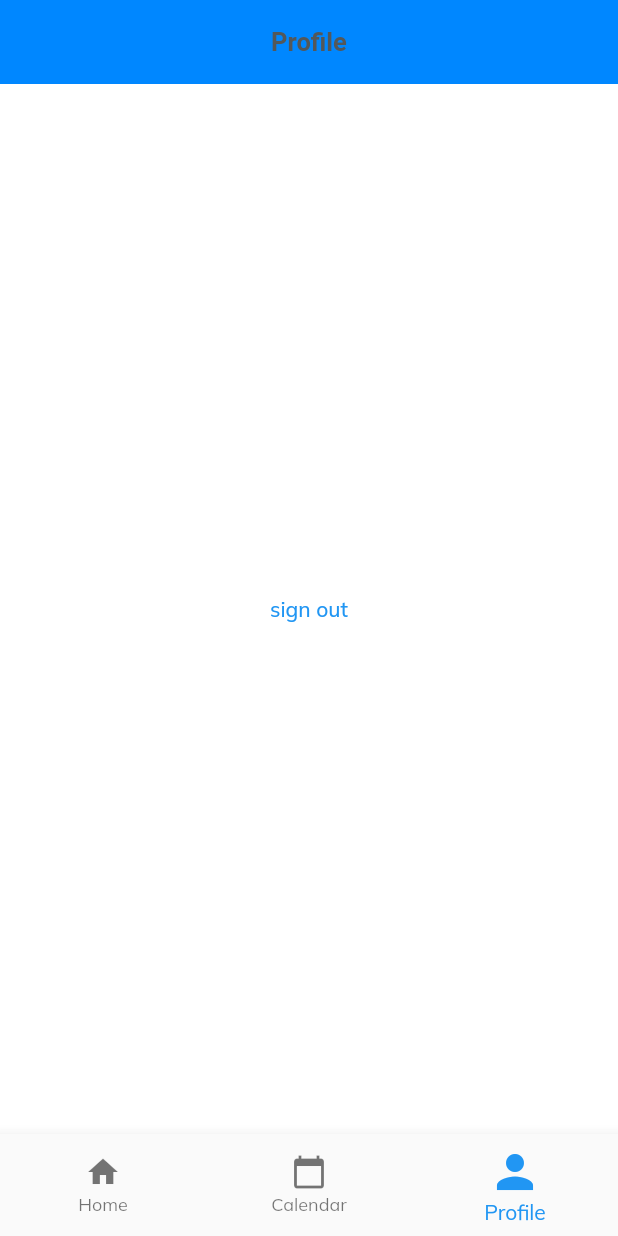
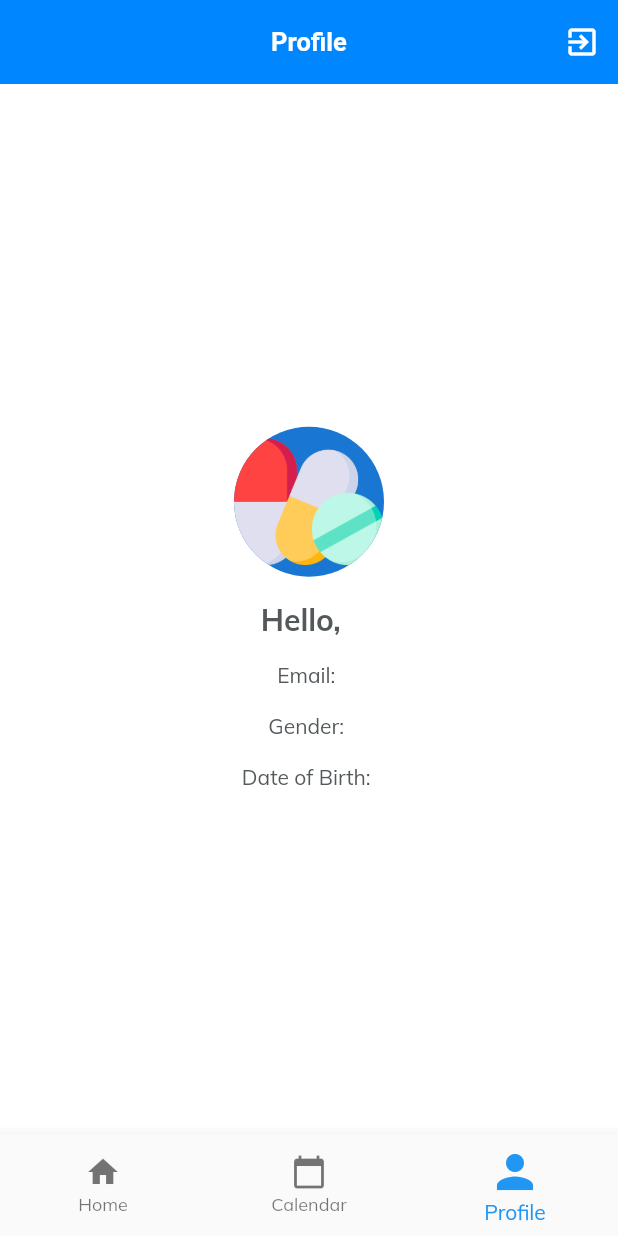
Before and after one commit to naimam/PILLSONTIME, a Flutter app: the screen it shows once a user with an empty profile is signed in, item 3 of the bottom bar chosen, on a phone screen of 412 x 824 dp. Run offline on Flutter 3.47's test engine with Material 2 defaults, Android fonts, the phone set to English and light mode, and no system bars; our stand-ins replace cloud_firestore, firebase_auth, firebase_core, google_fonts, google_sign_in; accounts and stored records are empty.

Commit message:
adding user profile

```diff
--- a/lib/screens/home/calendar_screen.dart
+++ b/lib/screens/home/calendar_screen.dart
@@ -17,8 +17,8 @@ class _CalendarScreenState extends State<CalendarScreen> {
         title: const Text('Calendar'),
         backgroundColor: AppColors.secondary,
       ),
-      body: Center(
-        child: const Text('Calendar Page'),
+      body: const Center(
+        child: Text('Calendar Page'),
 
 
       ),
--- a/lib/screens/home/home_screen.dart
+++ b/lib/screens/home/home_screen.dart
@@ -17,13 +17,8 @@ class _HomeScreenState extends State<HomeScreen> {
         title: const Text('Home'),
         backgroundColor: AppColors.secondary,
       ),
-      body: Center(
-        child: TextButton(
-          child: const Text('sign out'),
-          onPressed: () {
-            AuthService.signOut();
-          },
-        ),
+      body: const Center(
+        child: Text("Welcome home!")
       ),
     );
   }
--- a/lib/screens/home/profile_screen.dart
+++ b/lib/screens/home/profile_screen.dart
@@ -1,6 +1,10 @@
 import 'package:flutter/material.dart';
+import 'package:project/screens/auth/register_screen.dart';
 import 'package:project/services/auth_service.dart';
 import 'package:project/utils/theme.dart';
+import 'package:firebase_auth/firebase_auth.dart' as auth;
+import 'package:cloud_firestore/cloud_firestore.dart';
+import 'package:provider/provider.dart';
 
 class ProfileScreen extends StatefulWidget {
   const ProfileScreen({ Key? key }) : super(key: key);
@@ -10,21 +14,132 @@ class ProfileScreen extends StatefulWidget {
 }
 
 class _ProfileScreenState extends State<ProfileScreen> {
+  late String fName = '';
+  late String lName = '';
+  late String email = '';
+  late String gender = '';
+  late String dateOfBirth = '';
+
   @override
   Widget build(BuildContext context) {
+    final auth.User firebaseUser = Provider.of<auth.User>(context);
+
     return Scaffold(
       appBar: AppBar(
-        title: const Text('Profile'),
+        title: const Text('Profile', style: TextStyle(color: Colors.white)),
+
         backgroundColor: AppColors.secondary,
-      ),
-      body: Center(
-        child: TextButton(
-          child: const Text('sign out'),
+
+      actions: <Widget>[
+        IconButton(
+          icon: const Icon(Icons.exit_to_app),
+          color: Colors.white,
           onPressed: () {
-            AuthService.signOut();
+            signOutDialog(context);
+
           },
         ),
+      ],
       ),
+         body: StreamBuilder<DocumentSnapshot<Map<String, dynamic>>>(
+        stream: FirebaseFirestore.instance
+            .collection('users')
+            .doc(firebaseUser.uid)
+            .snapshots(),
+        builder: (context, snapshot) {
+          if (snapshot.connectionState == ConnectionState.waiting) {
+            return const Center(
+              child: CircularProgressIndicator(),
+            );
+          }
+          var userDocument = snapshot.data;
+          fName = userDocument!['firstName'];
+          lName = userDocument['lastName'];
+          email = userDocument['email'];
+          gender = userDocument['gender'];
+          dateOfBirth = userDocument['dateOfBirth'];
+
+          return Padding(
+            padding: const EdgeInsets.all(8.0),
+            child: Center(
+              child: Column(
+                mainAxisAlignment: MainAxisAlignment.center,
+                children: [
+                  const Padding(
+                    padding: EdgeInsets.all(8.0),
+                    child: CircleAvatar(
+                      radius: 50.0,
+                      backgroundImage: AssetImage('assets/medicine.png'),
+                    ),
+                  ),
+                  // first and last name
+                  Padding(
+                    padding: const EdgeInsets.all(8.0),
+                    child: Text("Hello, $fName $lName",
+                      style: const TextStyle(
+                        fontWeight: FontWeight.bold,
+                        fontSize: 20.0,
+                      ),
+                    ),
+                  ),
+                // email
+                  Padding(
+                    padding: const EdgeInsets.all(8.0),
+                    child: Text("Email: $email",
+                      style: const TextStyle(
+                        fontSize: 14.0,
+                      ),
+                    ),
+                  ),
+                  // gender
+                  Padding(
+                    padding: const EdgeInsets.all(8.0),
+                    child: Text("Gender: $gender",
+                      style: const TextStyle(
+                        fontSize: 14.0,
+                      ),
+                    ),
+                  ),
+                  // date of birth
+                  Padding(
+                    padding: const EdgeInsets.all(8.0),
+                    child: Text("Date of Birth: $dateOfBirth",
+                      style: const TextStyle(
+                        fontSize: 14.0,
+                      ),
+                    ),
+                  ),
+
+
+                ],
+              ),
+            ),
+          );
+        },
+      ),
+
     );
   }
 }
+
+
+void signOutDialog(BuildContext context) async {
+  return showDialog(
+      context: context,
+      builder: (context) {
+        return AlertDialog(
+          title: const Text("Logout"),
+          content: const Text("Are you sure you want to log out?"),
+          actions: <Widget>[
+            TextButton(
+              onPressed: () async {
+                AuthService.signOut();
+                Navigator.pushReplacement(context,
+                    MaterialPageRoute(builder: (context) =>  RegisterScreen()));
+              },
+              child: const Text("Yes."),
+            ),
+          ],
+        );
+      });
+}
--- a/lib/services/auth_service.dart
+++ b/lib/services/auth_service.dart
@@ -90,5 +90,6 @@ class AuthService {
 
   static Future<void> signOut() async {
     await _firebaseAuth.signOut();
+
   }
 }
```
